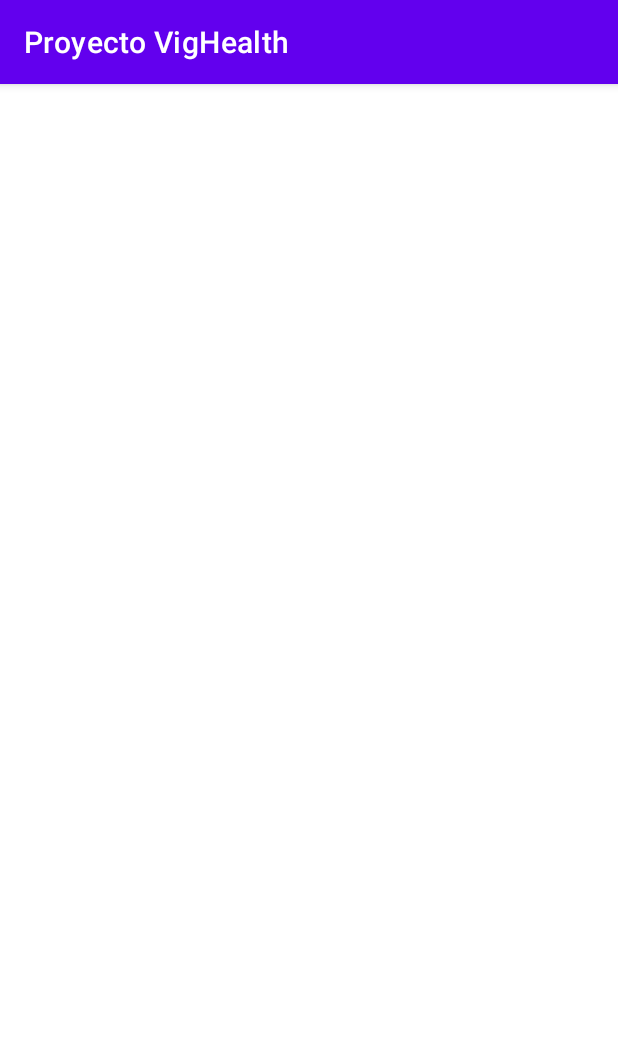
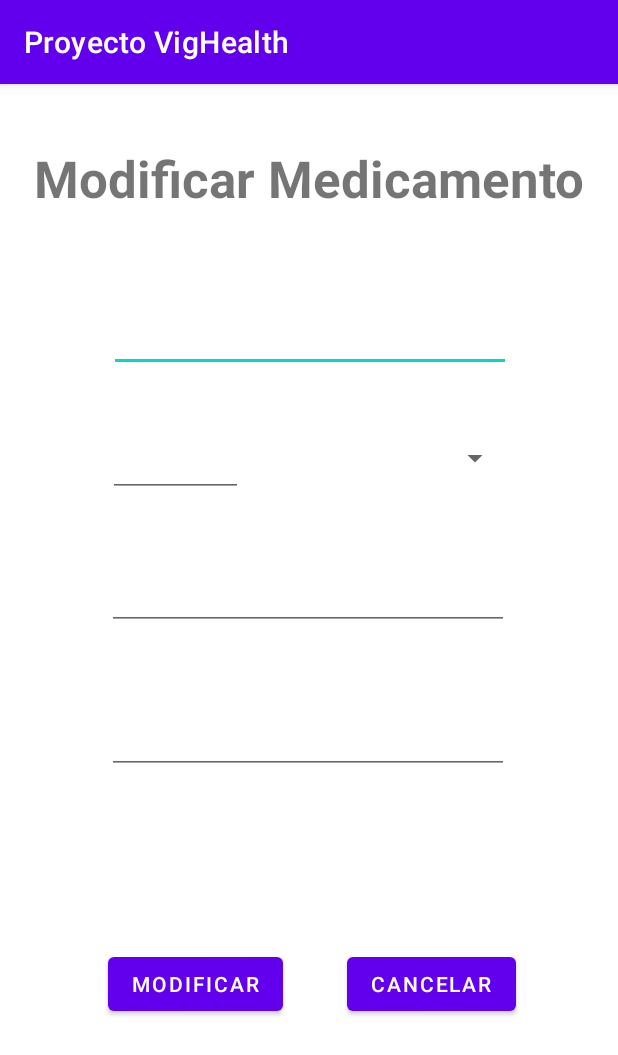
Before and after one commit to SrNeo7/Proyecto-VigHealth, an Android app: the EditarMedicamentoActivity screen opened directly, with no data from a screen before it, on a phone screen of 412 x 824 dp. Shown: the top 1055 px of the screen. Run offline under Robolectric (Android 15) with nearby library versions, the phone set to English and light mode, and no system bars.

Commit message:
Nuevas interfaces de usuario y recursos para listas

```diff
--- a/app/build.gradle
+++ b/app/build.gradle
@@ -34,6 +34,7 @@ dependencies {
     implementation 'androidx.appcompat:appcompat:1.5.1'
     implementation 'com.google.android.material:material:1.7.0'
     implementation 'androidx.constraintlayout:constraintlayout:2.1.4'
+    implementation 'com.google.android.gms:play-services-maps:18.1.0'
     testImplementation 'junit:junit:4.13.2'
     androidTestImplementation 'androidx.test.ext:junit:1.1.4'
     androidTestImplementation 'androidx.test.espresso:espresso-core:3.5.0'
--- a/app/src/main/res/layout/activity_editar_medicamento.xml
+++ b/app/src/main/res/layout/activity_editar_medicamento.xml
@@ -6,4 +6,102 @@
     android:layout_height="match_parent"
     tools:context=".EditarMedicamentoActivity">
 
+    <TextView
+        android:id="@+id/tvEditarMedicamento"
+        android:layout_width="wrap_content"
+        android:layout_height="wrap_content"
+        android:layout_marginTop="40dp"
+        android:text="@string/tv_mod_medicamento"
+        android:textSize="34sp"
+        android:textStyle="bold"
+        app:layout_constraintEnd_toEndOf="parent"
+        app:layout_constraintStart_toStartOf="parent"
+        app:layout_constraintTop_toTopOf="parent" />
+
+    <EditText
+        android:id="@+id/etEdNombreMedicamento"
+        android:layout_width="268dp"
+        android:layout_height="48dp"
+        android:layout_marginTop="144dp"
+        android:ems="10"
+        android:inputType="textPersonName"
+        android:minHeight="48dp"
+        android:textColorHint="#757575"
+        app:layout_constraintEnd_toEndOf="parent"
+        app:layout_constraintHorizontal_bias="0.503"
+        app:layout_constraintStart_toStartOf="parent"
+        app:layout_constraintTop_toTopOf="parent" />
+
+    <Spinner
+        android:id="@+id/spEdMedida"
+        android:layout_width="145dp"
+        android:layout_height="51sp"
+        android:layout_marginTop="224dp"
+        android:layout_marginEnd="68dp"
+        app:layout_constraintEnd_toEndOf="parent"
+        app:layout_constraintHorizontal_bias="0.916"
+        app:layout_constraintStart_toEndOf="@+id/etEdDosis"
+        app:layout_constraintTop_toTopOf="parent" />
+
+    <EditText
+        android:id="@+id/etEdDosis"
+        android:layout_width="90dp"
+        android:layout_height="51dp"
+        android:layout_marginStart="72dp"
+        android:layout_marginTop="224dp"
+        android:ems="10"
+        android:inputType="number"
+        android:textColorHint="#757575"
+        app:layout_constraintStart_toStartOf="parent"
+        app:layout_constraintTop_toTopOf="parent" />
+
+    <EditText
+        android:id="@+id/eEdPeriodicidad"
+        android:layout_width="268dp"
+        android:layout_height="48dp"
+        android:layout_marginTop="316dp"
+        android:ems="10"
+        android:inputType="number"
+        android:textColorHint="#757575"
+        app:layout_constraintEnd_toEndOf="parent"
+        app:layout_constraintHorizontal_bias="0.496"
+        app:layout_constraintStart_toStartOf="parent"
+        app:layout_constraintTop_toTopOf="parent" />
+
+    <EditText
+        android:id="@+id/etEdComentarios"
+        android:layout_width="268dp"
+        android:layout_height="48dp"
+        android:layout_marginTop="412dp"
+        android:ems="10"
+        android:gravity="start|top"
+        android:inputType="textMultiLine"
+        android:textColorHint="#757575"
+        app:layout_constraintEnd_toEndOf="parent"
+        app:layout_constraintHorizontal_bias="0.496"
+        app:layout_constraintStart_toStartOf="parent"
+        app:layout_constraintTop_toTopOf="parent" />
+
+    <Button
+        android:id="@+id/btbMedEdCancelar"
+        android:layout_width="wrap_content"
+        android:layout_height="wrap_content"
+        android:layout_marginTop="116dp"
+        android:layout_marginEnd="68dp"
+        android:text="@string/btn_med_cancelar"
+        app:layout_constraintEnd_toEndOf="parent"
+        app:layout_constraintTop_toBottomOf="@+id/etEdComentarios" />
+
+    <Button
+        android:id="@+id/btnMedModificar"
+        android:layout_width="wrap_content"
+        android:layout_height="wrap_content"
+        android:layout_marginStart="72dp"
+        android:layout_marginTop="116dp"
+        android:text="@string/btn_ed_modificar"
+        app:layout_constraintEnd_toStartOf="@+id/btbMedEdCancelar"
+        app:layout_constraintHorizontal_bias="0.0"
+        app:layout_constraintStart_toStartOf="parent"
+        app:layout_constraintTop_toBottomOf="@+id/etEdComentarios" />
+
 </androidx.constraintlayout.widget.ConstraintLayout>
--- a/app/src/main/res/layout/activity_nuevo_medicamento.xml
+++ b/app/src/main/res/layout/activity_nuevo_medicamento.xml
@@ -42,11 +42,11 @@
         android:hint="@string/sp_medida"
         app:layout_constraintEnd_toEndOf="parent"
         app:layout_constraintHorizontal_bias="0.916"
-        app:layout_constraintStart_toEndOf="@+id/editTextNumber"
+        app:layout_constraintStart_toEndOf="@+id/etDosis"
         app:layout_constraintTop_toTopOf="parent" />
 
     <EditText
-        android:id="@+id/editTextNumber"
+        android:id="@+id/etDosis"
         android:layout_width="90dp"
         android:layout_height="51dp"
         android:layout_marginStart="72dp"
--- a/app/src/main/res/values/strings.xml
+++ b/app/src/main/res/values/strings.xml
@@ -30,6 +30,13 @@
     <string name="btn_med_aceptar">Aceptar</string>
     <string name="btn_med_cancelar">Cancelar</string>
     <string name="tv_lista_medicamentos">Mis Medicamentos</string>
+    <string name="tv_mod_medicamento">Modificar Medicamento</string>
+    <string name="btn_ed_modificar">Modificar</string>
+    <string name="tv_peso_seguimiento">Peso: Seguimiento</string>
+    <string name="et_peso">Peso(kg)</string>
+    <string name="btn_nuevo_peso">Añadir registro</string>
+    <string name="tv_registros_peso">Últimos registros</string>
+    <string name="tv_grafica_peso">Gráfica:Peso</string>
     <string-array name="genero">
         <item>Género</item>
         <item>Hombre</item>
```
Also changed, not shown: app/src/main/AndroidManifest.xml (+14 -0 lines), app/src/main/java/com/joseantonio/personalproject/proyectovighealth/GraficaPesoActivity.java (added, +14 -0 lines), app/src/main/java/com/joseantonio/personalproject/proyectovighealth/PesoSeguimientoActivity.java (added, +14 -0 lines), app/src/main/res/layout/activity_grafica_peso.xml (added, +107 -0 lines), app/src/main/res/layout/activity_peso_seguimiento.xml (added, +71 -0 lines), app/src/main/res/layout/item_actividad.xml (added, +75 -0 lines), app/src/main/res/layout/item_alergia.xml (added, +91 -0 lines), app/src/main/res/layout/item_medicamento.xml (added, +85 -0 lines), app/src/main/res/layout/item_peso.xml (added, +85 -0 lines), app/src/main/res/layout/item_tension.xml (added, +68 -0 lines).
